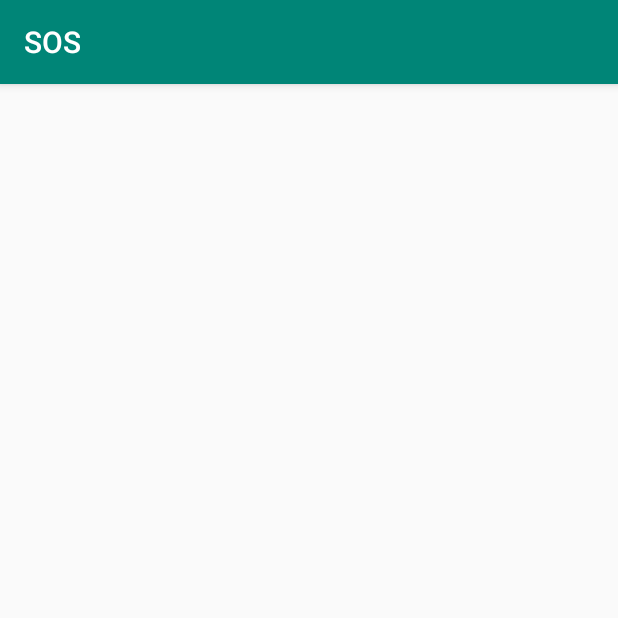
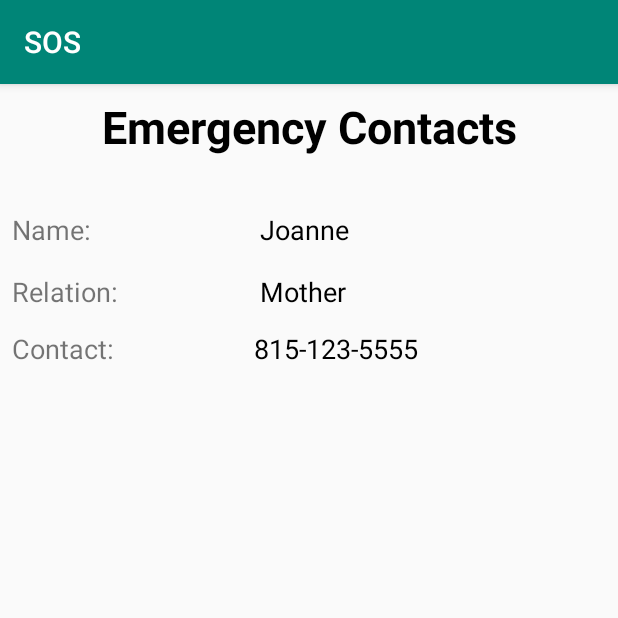
Before and after one commit to m-blue/SOS, an Android app: the EmergencyContacts screen opened directly, with no data from a screen before it, on a phone screen of 412 x 824 dp, the top half of it. Run offline under Robolectric (Android 15) with nearby library versions, the phone set to English and light mode, and no system bars.

Commit message:
added emergency contacts button added emergency contacts activity

```diff
--- a/app/src/main/res/layout/activity_emergency_contacts.xml
+++ b/app/src/main/res/layout/activity_emergency_contacts.xml
@@ -6,4 +6,92 @@
     android:layout_height="match_parent"
     tools:context=".EmergencyContacts">
 
+    <TextView
+        android:id="@+id/textView9"
+        android:layout_width="wrap_content"
+        android:layout_height="wrap_content"
+        android:layout_marginStart="8dp"
+        android:layout_marginLeft="8dp"
+        android:layout_marginTop="8dp"
+        android:layout_marginEnd="8dp"
+        android:layout_marginRight="8dp"
+        android:text="@string/txt_button"
+        android:textColor="@android:color/black"
+        android:textSize="30sp"
+        android:textStyle="bold"
+        app:layout_constraintEnd_toEndOf="parent"
+        app:layout_constraintStart_toStartOf="parent"
+        app:layout_constraintTop_toTopOf="parent" />
+
+    <TextView
+        android:id="@+id/textView10"
+        android:layout_width="105dp"
+        android:layout_height="33dp"
+        android:layout_marginStart="8dp"
+        android:layout_marginLeft="8dp"
+        android:layout_marginTop="36dp"
+        android:text="Name:"
+        android:textSize="18sp"
+        app:layout_constraintStart_toStartOf="parent"
+        app:layout_constraintTop_toBottomOf="@+id/textView9" />
+
+    <TextView
+        android:id="@+id/textView11"
+        android:layout_width="105dp"
+        android:layout_height="34dp"
+        android:layout_marginStart="8dp"
+        android:layout_marginLeft="8dp"
+        android:layout_marginTop="8dp"
+        android:text="Relation:"
+        android:textSize="18sp"
+        app:layout_constraintStart_toStartOf="parent"
+        app:layout_constraintTop_toBottomOf="@+id/textView10" />
+
+    <TextView
+        android:id="@+id/textView12"
+        android:layout_width="wrap_content"
+        android:layout_height="wrap_content"
+        android:layout_marginStart="60dp"
+        android:layout_marginLeft="60dp"
+        android:text="@string/txt_ECname1"
+        android:textColor="@android:color/black"
+        android:textSize="18sp"
+        app:layout_constraintStart_toEndOf="@+id/textView10"
+        app:layout_constraintTop_toTopOf="@+id/textView10" />
+
+    <TextView
+        android:id="@+id/textView13"
+        android:layout_width="wrap_content"
+        android:layout_height="wrap_content"
+        android:layout_marginStart="60dp"
+        android:layout_marginLeft="60dp"
+        android:text="@string/txt_ECrelation1"
+        android:textColor="@android:color/black"
+        android:textSize="18sp"
+        app:layout_constraintStart_toEndOf="@+id/textView11"
+        app:layout_constraintTop_toTopOf="@+id/textView11" />
+
+    <TextView
+        android:id="@+id/textView14"
+        android:layout_width="97dp"
+        android:layout_height="31dp"
+        android:layout_marginStart="8dp"
+        android:layout_marginLeft="8dp"
+        android:layout_marginTop="4dp"
+        android:text="Contact:"
+        android:textSize="18sp"
+        app:layout_constraintStart_toStartOf="parent"
+        app:layout_constraintTop_toBottomOf="@+id/textView11" />
+
+    <TextView
+        android:id="@+id/textView15"
+        android:layout_width="wrap_content"
+        android:layout_height="wrap_content"
+        android:layout_marginStart="64dp"
+        android:layout_marginLeft="64dp"
+        android:text="@string/txt_ECcontact1"
+        android:textColor="@android:color/black"
+        android:textSize="18sp"
+        app:layout_constraintStart_toEndOf="@+id/textView14"
+        app:layout_constraintTop_toTopOf="@+id/textView14" />
 </android.support.constraint.ConstraintLayout>
--- a/app/src/main/res/values/strings.xml
+++ b/app/src/main/res/values/strings.xml
@@ -6,4 +6,8 @@
     <string name="txt_allergy">No known allergies</string>
     <string name="txt_blood">B negative</string>
     <string name="txt_button">Emergency Contacts</string>
+
+    <string name="txt_ECname1">Joanne</string>
+    <string name="txt_ECrelation1">Mother</string>
+    <string name="txt_ECcontact1">815-123-5555</string>
 </resources>
```
